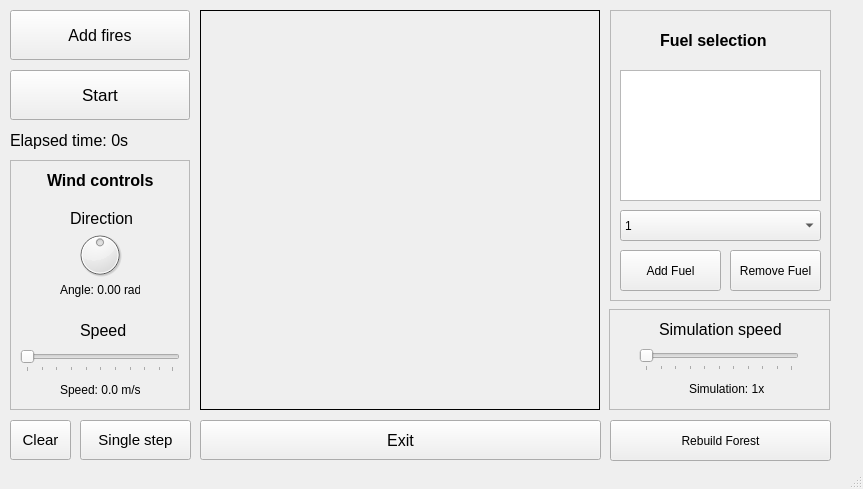
First picture: the form in gui/mainwindow.ui, repository Arpa97/ProgettoFisica, before the edit.
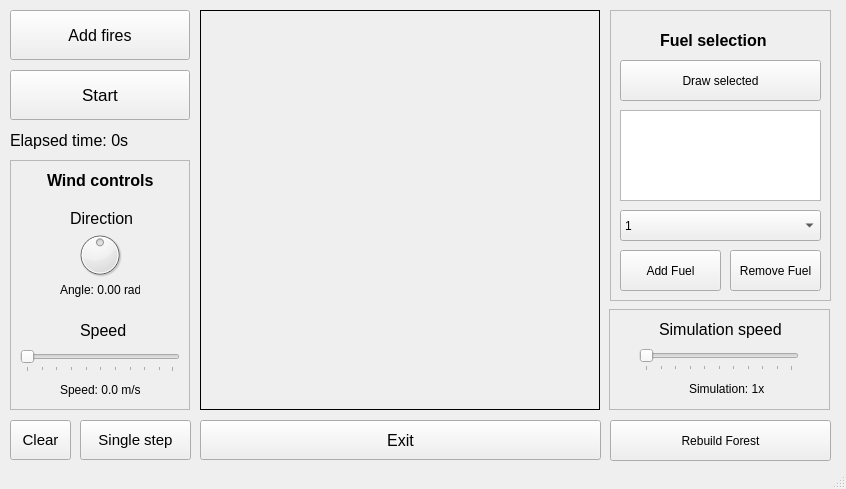
Second picture: the form after the edit. Icons and pictures are not drawn.

Commit message: added 2 more fuels, color selection, redraw if fuel added/removed

What changed in the file:
```diff
--- a/gui/mainwindow.ui
+++ b/gui/mainwindow.ui
@@ -6,7 +6,7 @@
    <rect>
     <x>0</x>
     <y>0</y>
-    <width>863</width>
+    <width>846</width>
     <height>489</height>
    </rect>
   </property>
@@ -325,9 +325,9 @@
      <property name="geometry">
       <rect>
        <x>10</x>
-       <y>60</y>
+       <y>100</y>
        <width>201</width>
-       <height>131</height>
+       <height>91</height>
       </rect>
      </property>
     </widget>
@@ -402,6 +402,19 @@
       <string>Remove Fuel</string>
      </property>
     </widget>
+    <widget class="QPushButton" name="pushButton_3">
+     <property name="geometry">
+      <rect>
+       <x>10</x>
+       <y>50</y>
+       <width>201</width>
+       <height>41</height>
+      </rect>
+     </property>
+     <property name="text">
+      <string>Draw selected</string>
+     </property>
+    </widget>
    </widget>
    <widget class="QPushButton" name="pushButton_2">
     <property name="geometry">
```
Left out of the diff: 14 changed lines with no effect on the pictures. The commit also changes 2 other files.
